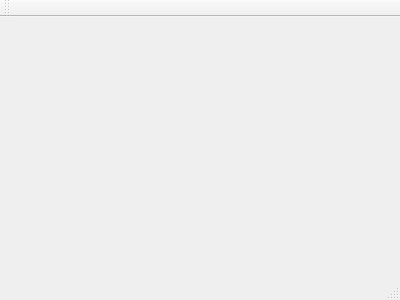
First picture: the form in tifferpelode.ui, repository TifferPelode/tiffer_ros_gui, before the edit.
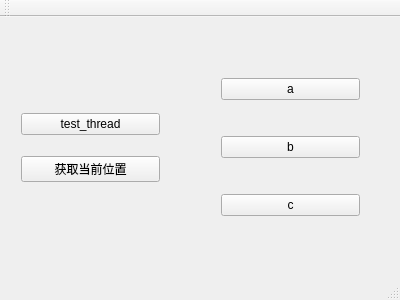
Second picture: the form after the edit.

What changed in the file:
```diff
--- a/tifferpelode.ui
+++ b/tifferpelode.ui
@@ -13,7 +13,67 @@
   <property name="windowTitle">
    <string>TifferPelode</string>
   </property>
-  <widget class="QWidget" name="centralWidget"/>
+  <widget class="QWidget" name="centralWidget">
+   <widget class="QWidget" name="verticalLayoutWidget">
+    <property name="geometry">
+     <rect>
+      <x>10</x>
+      <y>70</y>
+      <width>161</width>
+      <height>121</height>
+     </rect>
+    </property>
+    <layout class="QVBoxLayout" name="verticalLayout">
+     <item>
+      <widget class="QPushButton" name="testButton">
+       <property name="text">
+        <string>test_thread</string>
+       </property>
+      </widget>
+     </item>
+     <item>
+      <widget class="QPushButton" name="getCLocation">
+       <property name="text">
+        <string>获取当前位置</string>
+       </property>
+      </widget>
+     </item>
+    </layout>
+   </widget>
+   <widget class="QWidget" name="verticalLayoutWidget_2">
+    <property name="geometry">
+     <rect>
+      <x>210</x>
+      <y>20</y>
+      <width>161</width>
+      <height>221</height>
+     </rect>
+    </property>
+    <layout class="QVBoxLayout" name="verticalLayout_2">
+     <item>
+      <widget class="QPushButton" name="pb1">
+       <property name="text">
+        <string>a</string>
+       </property>
+      </widget>
+     </item>
+     <item>
+      <widget class="QPushButton" name="pb2">
+       <property name="text">
+        <string>b</string>
+       </property>
+      </widget>
+     </item>
+     <item>
+      <widget class="QPushButton" name="pb3">
+       <property name="text">
+        <string>c</string>
+       </property>
+      </widget>
+     </item>
+    </layout>
+   </widget>
+  </widget>
   <widget class="QToolBar" name="mainToolBar">
    <attribute name="toolBarArea">
     <enum>TopToolBarArea</enum>
```
